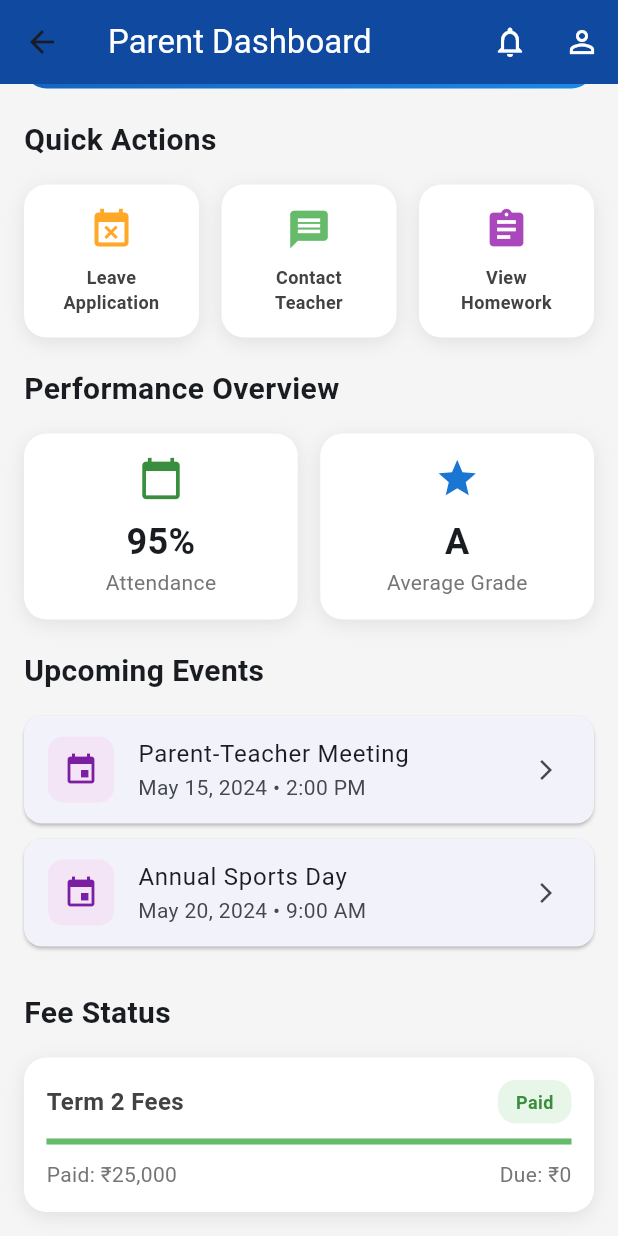
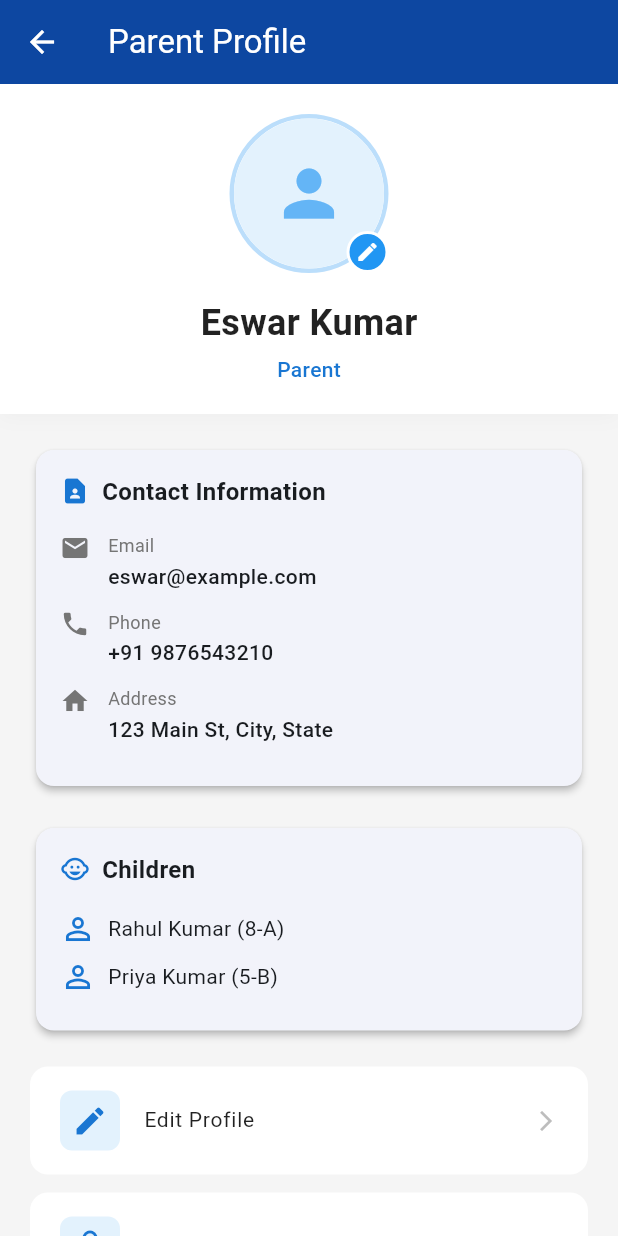
Before and after one commit to Markapuram-Eswar/Achivers_, a Flutter app: the ParentDashboardScreen screen opened by its route, scrolled down 115 dp, after a tap on the "person outline" icon, on a phone screen of 412 x 824 dp. Run offline on Flutter 3.47's test engine with Material 3 defaults, Android fonts, the phone set to English and light mode, and no system bars; our stand-ins replace image_picker, permission_handler, speech_to_text, table_calendar, video_player; missing offline and left inert: flutter_sound; network calls fail.

Commit message:
Refactor UI components across multiple screens for consistency and improved user experience. Updated color handling and added logout functionality in profile pages. Enhanced navigation in the parent dashboard and added new video menu item in the profile page.

```diff
--- a/lib/screens/parent_dashboard_screen.dart
+++ b/lib/screens/parent_dashboard_screen.dart
@@ -1,7 +1,8 @@
 import 'package:flutter/material.dart';
 import 'leave_application_screen.dart';
 import 'contact_teacher_screen.dart';
-import 'view_homework_screen.dart';
+import 'parent_profile_page.dart';
+import 'progress_page.dart';
 
 class ParentDashboardScreen extends StatelessWidget {
   const ParentDashboardScreen({super.key});
@@ -23,7 +24,14 @@ class ParentDashboardScreen extends StatelessWidget {
           ),
           IconButton(
             icon: const Icon(Icons.person_outline, color: Colors.white),
-            onPressed: () {},
+            onPressed: () {
+              Navigator.push(
+                context,
+                MaterialPageRoute(
+                  builder: (context) => const ParentProfilePage(),
+                ),
+              );
+            },
           ),
         ],
       ),
@@ -136,13 +144,13 @@ class ParentDashboardScreen extends StatelessWidget {
             const SizedBox(width: 15),
             Expanded(
               child: _buildActionButton(
-                'View\nHomework',
-                Icons.assignment,
+                'Progress',
+                Icons.bar_chart,
                 Colors.purple[400]!,
                 onTap: () => Navigator.push(
                   context,
                   MaterialPageRoute(
-                    builder: (context) => const ViewHomeworkScreen(),
+                    builder: (context) => const ProgressPage(),
                   ),
                 ),
               ),
--- /dev/null
+++ b/lib/screens/parent_profile_page.dart
@@ -0,0 +1,338 @@
+import 'package:flutter/material.dart';
+import 'package:image_picker/image_picker.dart';
+import 'dart:io';
+
+class ParentProfilePage extends StatefulWidget {
+  const ParentProfilePage({super.key});
+
+  @override
+  State<ParentProfilePage> createState() => _ParentProfilePageState();
+}
+
+class _ParentProfilePageState extends State<ParentProfilePage> {
+  File? _image;
+  final ImagePicker _picker = ImagePicker();
+
+  // Sample parent data
+  final Map<String, dynamic> parentData = {
+    'name': 'Eswar Kumar',
+    'email': 'eswar@example.com',
+    'phone': '+91 9876543210',
+    'address': '123 Main St, City, State',
+    'children': ['Rahul Kumar (8-A)', 'Priya Kumar (5-B)'],
+  };
+
+  Future<void> _pickImage() async {
+    final XFile? pickedFile =
+        await _picker.pickImage(source: ImageSource.gallery);
+    if (pickedFile != null) {
+      setState(() {
+        _image = File(pickedFile.path);
+      });
+    }
+  }
+
+  @override
+  Widget build(BuildContext context) {
+    return Scaffold(
+      backgroundColor: const Color(0xFFF5F5F5),
+      appBar: AppBar(
+        backgroundColor: Colors.blue[900],
+        elevation: 0,
+        title: const Text(
+          'Parent Profile',
+          style: TextStyle(color: Colors.white),
+        ),
+        leading: IconButton(
+          icon: const Icon(Icons.arrow_back, color: Colors.white),
+          onPressed: () => Navigator.pop(context),
+        ),
+      ),
+      body: SafeArea(
+        child: Column(
+          crossAxisAlignment: CrossAxisAlignment.start,
+          children: [
+            _buildProfileHeader(),
+            Expanded(
+              child: ListView(
+                padding: const EdgeInsets.all(20),
+                children: [
+                  _buildInfoSection(),
+                  const SizedBox(height: 20),
+                  _buildChildrenSection(),
+                  const SizedBox(height: 20),
+                  _buildMenuSection(),
+                ],
+              ),
+            ),
+          ],
+        ),
+      ),
+    );
+  }
+
+  Widget _buildProfileHeader() {
+    return Container(
+      padding: const EdgeInsets.all(20),
+      decoration: BoxDecoration(
+        color: Colors.white,
+        boxShadow: [
+          BoxShadow(
+            color: Colors.grey.shade200,
+            blurRadius: 10,
+            offset: const Offset(0, 2),
+          ),
+        ],
+      ),
+      child: Column(
+        children: [
+          Center(
+            child: GestureDetector(
+              onTap: _pickImage,
+              child: Stack(
+                children: [
+                  Container(
+                    decoration: BoxDecoration(
+                      shape: BoxShape.circle,
+                      border: Border.all(color: Colors.blue.shade100, width: 3),
+                    ),
+                    child: CircleAvatar(
+                      radius: 50,
+                      backgroundColor: Colors.blue.shade50,
+                      backgroundImage:
+                          _image != null ? FileImage(_image!) : null,
+                      child: _image == null
+                          ? Icon(Icons.person,
+                              size: 50, color: Colors.blue.shade300)
+                          : null,
+                    ),
+                  ),
+                  Positioned(
+                    bottom: 0,
+                    right: 0,
+                    child: Container(
+                      padding: const EdgeInsets.all(4),
+                      decoration: BoxDecoration(
+                        color: Colors.blue.shade500,
+                        shape: BoxShape.circle,
+                        border: Border.all(color: Colors.white, width: 2),
+                      ),
+                      child: const Icon(
+                        Icons.edit,
+                        color: Colors.white,
+                        size: 16,
+                      ),
+                    ),
+                  ),
+                ],
+              ),
+            ),
+          ),
+          const SizedBox(height: 16),
+          Text(
+            parentData['name'],
+            style: const TextStyle(
+              fontSize: 24,
+              fontWeight: FontWeight.bold,
+              color: Colors.black87,
+            ),
+          ),
+          const SizedBox(height: 4),
+          Text(
+            'Parent',
+            style: TextStyle(
+              color: Colors.blue.shade700,
+              fontWeight: FontWeight.w500,
+            ),
+          ),
+        ],
+      ),
+    );
+  }
+
+  Widget _buildInfoSection() {
+    return Card(
+      elevation: 2,
+      shape: RoundedRectangleBorder(borderRadius: BorderRadius.circular(12)),
+      child: Padding(
+        padding: const EdgeInsets.all(16),
+        child: Column(
+          crossAxisAlignment: CrossAxisAlignment.start,
+          children: [
+            _buildSectionHeader('Contact Information', Icons.contact_page),
+            const SizedBox(height: 16),
+            _buildInfoItem('Email', parentData['email'], Icons.email),
+            _buildInfoItem('Phone', parentData['phone'], Icons.phone),
+            _buildInfoItem('Address', parentData['address'], Icons.home),
+          ],
+        ),
+      ),
+    );
+  }
+
+  Widget _buildChildrenSection() {
+    return Card(
+      elevation: 2,
+      shape: RoundedRectangleBorder(borderRadius: BorderRadius.circular(12)),
+      child: Padding(
+        padding: const EdgeInsets.all(16),
+        child: Column(
+          crossAxisAlignment: CrossAxisAlignment.start,
+          children: [
+            _buildSectionHeader('Children', Icons.child_care),
+            const SizedBox(height: 16),
+            ...parentData['children'].map<Widget>((child) => Padding(
+                  padding: const EdgeInsets.only(bottom: 8.0),
+                  child: Row(
+                    children: [
+                      Icon(Icons.person_outline, color: Colors.blue[700]),
+                      const SizedBox(width: 8),
+                      Text(
+                        child,
+                        style: const TextStyle(fontSize: 14),
+                      ),
+                    ],
+                  ),
+                )),
+          ],
+        ),
+      ),
+    );
+  }
+
+  Widget _buildMenuSection() {
+    return Column(
+      crossAxisAlignment: CrossAxisAlignment.start,
+      children: [
+        _buildMenuItem('Edit Profile', Icons.edit),
+        _buildMenuItem('Change Password', Icons.lock_outline),
+        _buildMenuItem('Notification Settings', Icons.notifications_outlined),
+        const SizedBox(height: 10),
+        _buildMenuItem('Logout', Icons.logout, color: Colors.red, onTap: () {
+          // Show confirmation dialog
+          showDialog(
+            context: context,
+            builder: (BuildContext context) {
+              return AlertDialog(
+                title: const Text('Logout'),
+                content: const Text('Are you sure you want to logout?'),
+                actions: <Widget>[
+                  TextButton(
+                    child: const Text('Cancel'),
+                    onPressed: () {
+                      Navigator.of(context).pop();
+                    },
+                  ),
+                  TextButton(
+                    child: const Text('Logout',
+                        style: TextStyle(color: Colors.red)),
+                    onPressed: () {
+                      Navigator.of(context).pop();
+                      // Navigate to login screen
+                      Navigator.pushNamedAndRemoveUntil(
+                        context,
+                        '/login',
+                        (route) => false,
+                      );
+                    },
+                  ),
+                ],
+              );
+            },
+          );
+        }),
+      ],
+    );
+  }
+
+  Widget _buildSectionHeader(String title, IconData icon) {
+    return Row(
+      children: [
+        Icon(icon, color: Colors.blue[700], size: 20),
+        const SizedBox(width: 8),
+        Text(
+          title,
+          style: const TextStyle(
+            fontSize: 16,
+            fontWeight: FontWeight.bold,
+          ),
+        ),
+      ],
+    );
+  }
+
+  Widget _buildInfoItem(String label, String value, IconData icon) {
+    return Padding(
+      padding: const EdgeInsets.only(bottom: 12.0),
+      child: Row(
+        crossAxisAlignment: CrossAxisAlignment.start,
+        children: [
+          Icon(icon, color: Colors.grey[600], size: 20),
+          const SizedBox(width: 12),
+          Expanded(
+            child: Column(
+              crossAxisAlignment: CrossAxisAlignment.start,
+              children: [
+                Text(
+                  label,
+                  style: TextStyle(
+                    color: Colors.grey[600],
+                    fontSize: 12,
+                  ),
+                ),
+                const SizedBox(height: 2),
+                Text(
+                  value,
+                  style: const TextStyle(
+                    fontSize: 14,
+                    fontWeight: FontWeight.w500,
+                  ),
+                ),
+              ],
+            ),
+          ),
+        ],
+      ),
+    );
+  }
+
+  Widget _buildMenuItem(String title, IconData icon,
+      {VoidCallback? onTap, Color? color}) {
+    return Container(
+      margin: const EdgeInsets.only(bottom: 12),
+      decoration: BoxDecoration(
+        color: Colors.white,
+        borderRadius: BorderRadius.circular(12),
+        boxShadow: [
+          BoxShadow(
+            color: Colors.grey.shade100,
+            blurRadius: 10,
+            offset: const Offset(0, 2),
+          ),
+        ],
+      ),
+      child: ListTile(
+        onTap: onTap,
+        contentPadding: const EdgeInsets.symmetric(horizontal: 20, vertical: 8),
+        leading: Container(
+          padding: const EdgeInsets.all(8),
+          decoration: BoxDecoration(
+            color: color?.withValues(alpha: 0.1) ?? Colors.blue.shade50,
+            borderRadius: BorderRadius.circular(8),
+          ),
+          child: Icon(icon, color: color ?? Colors.blue.shade700),
+        ),
+        title: Text(
+          title,
+          style: TextStyle(
+            color: color ?? Colors.black87,
+            fontSize: 14,
+            fontWeight: color != null ? FontWeight.w500 : null,
+          ),
+        ),
+        trailing: Icon(Icons.arrow_forward_ios,
+            size: 16, color: Colors.grey.shade400),
+      ),
+    );
+  }
+}
--- a/lib/screens/tts.dart
+++ b/lib/screens/tts.dart
@@ -8,10 +8,10 @@ class SimpleReadingTracker extends StatefulWidget {
   const SimpleReadingTracker({super.key});
 
   @override
-  _SimpleReadingTrackerState createState() => _SimpleReadingTrackerState();
+  SimpleReadingTrackerState createState() => SimpleReadingTrackerState();
 }
 
-class _SimpleReadingTrackerState extends State<SimpleReadingTracker> {
+class SimpleReadingTrackerState extends State<SimpleReadingTracker> {
   late stt.SpeechToText _speech;
   bool _isListening = false;
   int _currentWordIndex = 0;
@@ -182,8 +182,8 @@ class _SimpleReadingTrackerState extends State<SimpleReadingTracker> {
       floatingActionButton: FloatingActionButton(
         onPressed: _isListening ? _stopListening : _startListening,
         backgroundColor: _isListening ? Colors.red[600] : Colors.green[600],
+        tooltip: _isListening ? 'Stop Listening' : 'Start Listening',
         child: Icon(_isListening ? Icons.mic_off : Icons.mic),
-        tooltip: _isListening ? 'Stop Listening' : 'Start Listening',
       ),
       body: Column(
         children: [
```
Also changed, not shown: lib/screens/grade_assignments_screen.dart (+10 -10 lines), lib/screens/profile_page.dart (+53 -4 lines), lib/screens/teacher_profile_page.dart (+48 -10 lines), lib/screens/videos_screen.dart (added, +177 -0 lines).
